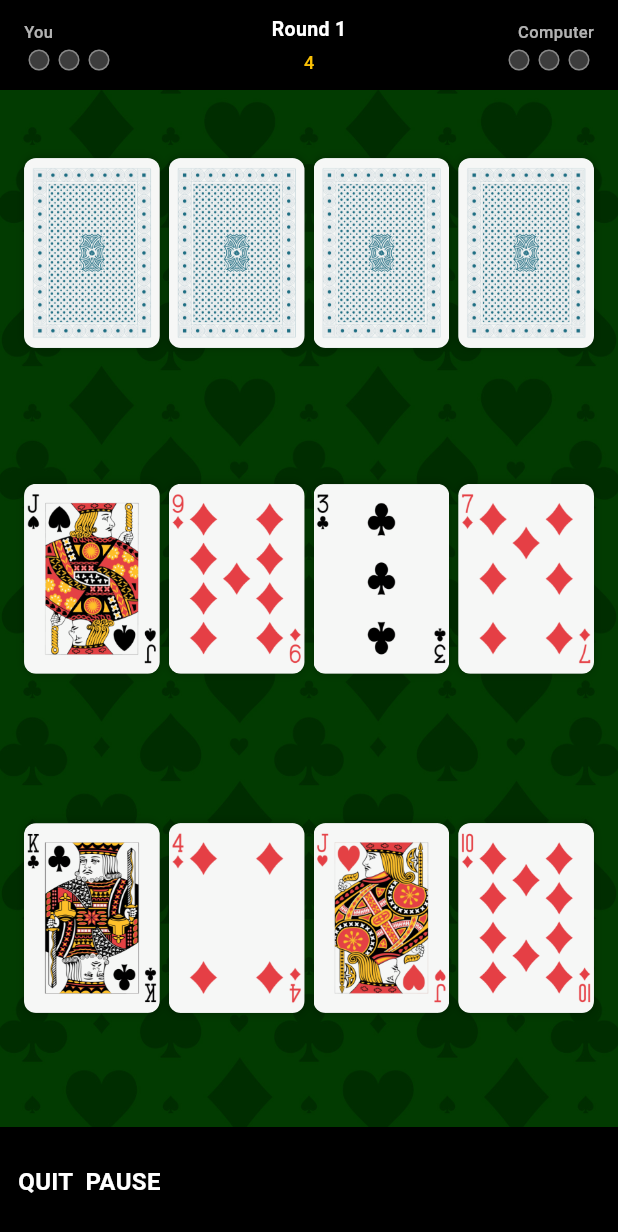
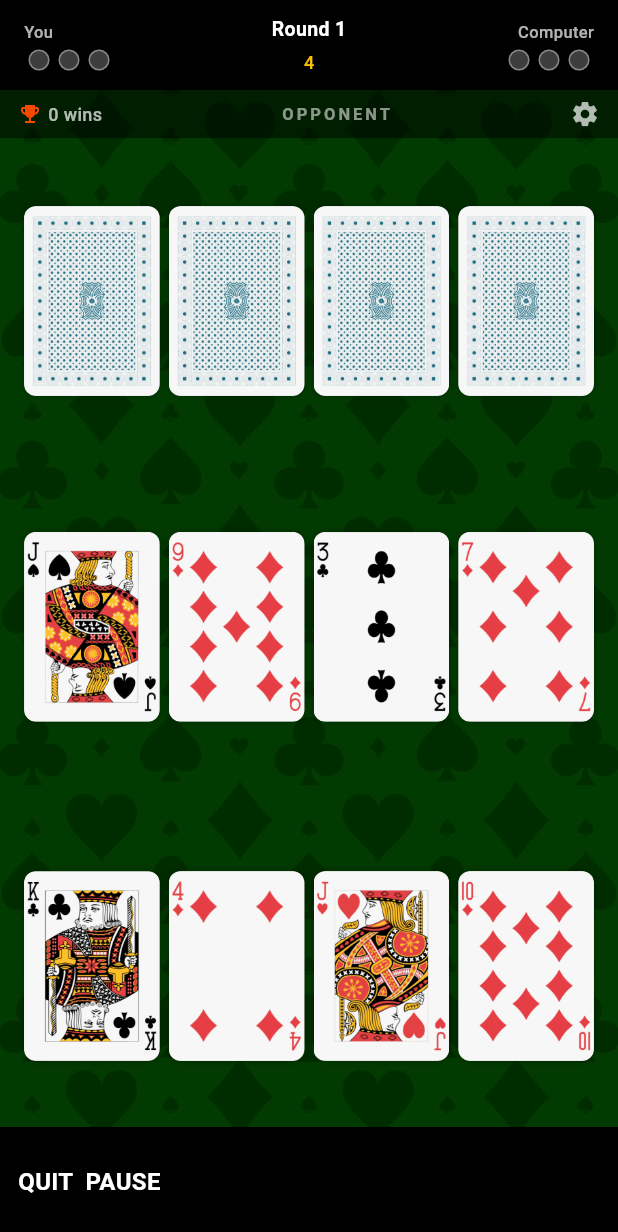
Before and after one commit to AtlaseraLtd/kems, a Flutter app: the GameScreen screen opened directly, on a phone screen of 412 x 824 dp. Shown: the top 1232 px of the screen. Run offline on Flutter 3.47's test engine with Material 3 defaults, Android fonts, the light colour scheme and no system bars; our stand-ins replace audioplayers, shared_preferences; missing offline and left inert: animated_button; accounts and stored records are empty.

Commit message:
Added an all time score tracker

```diff
--- a/lib/screens/game_screen.dart
+++ b/lib/screens/game_screen.dart
@@ -3,6 +3,7 @@ import 'dart:ui';
 import 'package:animated_button/animated_button.dart';
 import 'package:flutter/material.dart';
 import 'package:audioplayers/audioplayers.dart';
+import 'package:kems/screens/settings_screen.dart';
 import '../models/card_model.dart';
 import '../models/deck_model.dart';
 import '../utils/game_logic.dart';
@@ -35,6 +36,7 @@ class _GameScreenState extends State<GameScreen>
   int _countdown = 5;
   static const int totalRounds = 5;
   static const int winsNeeded  = 3;
+  int _allTimeWins = 0;
 
   // Computer AI
   Rank? _computerTargetRank;
@@ -204,6 +206,7 @@ class _GameScreenState extends State<GameScreen>
       _lastRoundPlayerWon = playerWon;
       if (playerWon) {
         _playerWins++;
+        _allTimeWins++;
         _winMessage = '🎉 You got Kems!';
       } else {
         _computerWins++;
@@ -324,6 +327,13 @@ class _GameScreenState extends State<GameScreen>
                             // Card zones
                             Column(
                               children: [
+                                _TopBar(
+                                  allTimeWins: _allTimeWins,
+                                  onSettings: () {
+                                    Navigator.push(context,
+                                        MaterialPageRoute(builder: (_) => const SettingsScreen()));
+                                  },
+                                ),
                                 _StaticCardZone(
                                   height: zoneHeight,
                                   width: screenWidth,
@@ -510,6 +520,66 @@ class _GameScreenState extends State<GameScreen>
                 ),
               ),
             ),
+
+        ],
+      ),
+    );
+  }
+}
+// ── Top Bar ───────────────────────────────────────────────────
+
+class _TopBar extends StatelessWidget {
+  final int allTimeWins;
+  final VoidCallback onSettings;
+
+  const _TopBar({
+    required this.allTimeWins,
+    required this.onSettings,
+  });
+
+  @override
+  Widget build(BuildContext context) {
+    return Container(
+      color: Colors.black.withValues(alpha: 0.5),
+      padding: const EdgeInsets.symmetric(horizontal: 12, vertical: 6),
+      child: Row(
+        mainAxisAlignment: MainAxisAlignment.spaceBetween,
+        children: [
+
+          // All time wins
+          Row(
+            children: [
+              const Icon(Icons.emoji_events,
+                  color: Color(0xFFf64900), size: 16),
+              const SizedBox(width: 4),
+              Text(
+                '$allTimeWins wins',
+                style: const TextStyle(
+                  color: Colors.white70,
+                  fontSize: 12,
+                  fontWeight: FontWeight.w500,
+                ),
+              ),
+            ],
+          ),
+
+          // Opponent label
+          const Text(
+            'OPPONENT',
+            style: TextStyle(
+              color: Colors.white54,
+              fontSize: 11,
+              fontWeight: FontWeight.bold,
+              letterSpacing: 2,
+            ),
+          ),
+
+          // Settings icon
+          GestureDetector(
+            onTap: onSettings,
+            child: const Icon(Icons.settings,
+                color: Colors.white70, size: 20),
+          ),
 
         ],
       ),
```
Also changed, not shown: lib/screens/settings_screen.dart (+9 -9 lines).
